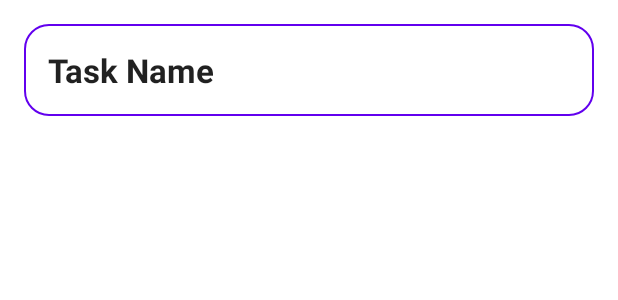
After one commit to KobusSmuts/TaskTracker_V2, an Android app: the layout task_list_layout.xml on its own in the app's theme, with its tools: preview values and no code run, on a phone screen of 412 x 824 dp. The commit adds this screen. Shown: the top 300 px of the screen. Run offline under Robolectric (Android 15) with nearby library versions, the phone set to English and light mode, and no system bars.

Commit message:
Commit with moerse baie bugs

```diff
--- a/app/src/main/java/com/example/tasktracker/CreateTaskActivity.java
+++ b/app/src/main/java/com/example/tasktracker/CreateTaskActivity.java
@@ -68,7 +68,7 @@ public class CreateTaskActivity extends AppCompatActivity {
 
         if (validateInput(employeeEmail, title, description)) {
             taskCreationExecutor.execute(() -> {
-                Task task = new Task(user.getUid(), employeeEmail, title, description, "Not Started");
+                Task task = new Task(user.getUid(), employeeEmail, title, description, 1);
                 databaseService.addTask(task);
                 mainHandler.post(() -> {
                     Toast.makeText(CreateTaskActivity.this,
--- a/app/src/main/java/com/example/tasktracker/TaskAdapter.java
+++ b/app/src/main/java/com/example/tasktracker/TaskAdapter.java
@@ -26,7 +26,7 @@ public class TaskAdapter extends ListAdapter<Task, TaskAdapter.TaskViewHolder> {
     @Override
     public TaskViewHolder onCreateViewHolder(@NonNull ViewGroup parent, int viewType) {
         View itemView = LayoutInflater.from(parent.getContext())
-                .inflate(R.layout.activity_task_view, parent, false);
+                .inflate(R.layout.task_list_layout, parent, false);
         return new TaskViewHolder(itemView);
     }
 
@@ -48,12 +48,10 @@ public class TaskAdapter extends ListAdapter<Task, TaskAdapter.TaskViewHolder> {
      */
     class TaskViewHolder extends RecyclerView.ViewHolder {
         private final TextView textViewTaskName;
-        private Spinner spnViewTaskStatus;
 
         public TaskViewHolder(@NonNull View itemView) {
             super(itemView);
             textViewTaskName = itemView.findViewById(R.id.text_view_task_name);
-            spnViewTaskStatus = itemView.findViewById(R.id.spinner_task_status);
 
             // Handle item click
             itemView.setOnClickListener(v -> {
@@ -68,7 +66,6 @@ public class TaskAdapter extends ListAdapter<Task, TaskAdapter.TaskViewHolder> {
 
         public void bind(Task task) {
             textViewTaskName.setText(task.getName());
-            spnViewTaskStatus.setSelection(1);
         }
     }
 
--- a/app/src/main/java/com/example/tasktracker/TaskDetailsActivity.java
+++ b/app/src/main/java/com/example/tasktracker/TaskDetailsActivity.java
@@ -43,7 +43,7 @@ public class TaskDetailsActivity extends AppCompatActivity {
                     textViewTaskName.setText(task.getName());
                     textViewTaskDescription.setText(task.getDescription());
                     // Set the spinner selection based on the task status
-                    int statusPosition = adapter.getPosition(task.getStatus());
+                    int statusPosition = task.getStatus();
                     spnViewTaskStatus.setSelection(statusPosition);
                 }
             });
--- /dev/null
+++ b/app/src/main/res/layout/task_list_layout.xml
@@ -0,0 +1,22 @@
+<?xml version="1.0" encoding="utf-8"?>
+<LinearLayout xmlns:android="http://schemas.android.com/apk/res/android"
+    android:layout_width="match_parent"
+    android:layout_height="wrap_content"
+    android:orientation="vertical"
+    android:padding="16dp"
+    android:background="?android:attr/windowBackground">
+
+    <!-- Task Name -->
+    <TextView
+        android:id="@+id/text_view_task_name"
+        android:layout_width="match_parent"
+        android:layout_height="wrap_content"
+        android:text="@string/task_name"
+        android:textSize="22sp"
+        android:textColor="?android:attr/textColorPrimary"
+        android:padding="16dp"
+        android:background="@drawable/rounded"
+        android:textStyle="bold"
+        android:layout_marginBottom="8dp" />
+
+</LinearLayout>
--- a/app/src/main/res/values/strings.xml
+++ b/app/src/main/res/values/strings.xml
@@ -21,8 +21,8 @@
     <string name="go_to_tasks">Go to Tasks</string>
     <string name="logout">Logout</string>
     <string-array name="task_status_array">
-        <item>Completed</item>
         <item>To Do</item>
         <item>In Progress</item>
+        <item>Completed</item>
     </string-array>
 </resources>
```
Also changed, not shown: app/src/main/java/com/example/tasktracker/AppDatabase.java (+13 -2 lines), app/src/main/java/com/example/tasktracker/MainActivity.java (+10 -4 lines), app/src/main/java/com/example/tasktracker/SyncManager.java (+16 -2 lines), app/src/main/java/com/example/tasktracker/Task.java (+4 -4 lines), app/src/main/java/com/example/tasktracker/TaskListActivity.java (+11 -11 lines), app/src/main/java/com/example/tasktracker/TaskRepository.java (+20 -12 lines), app/src/main/java/com/example/tasktracker/TaskViewModel.java (+3 -57 lines).
